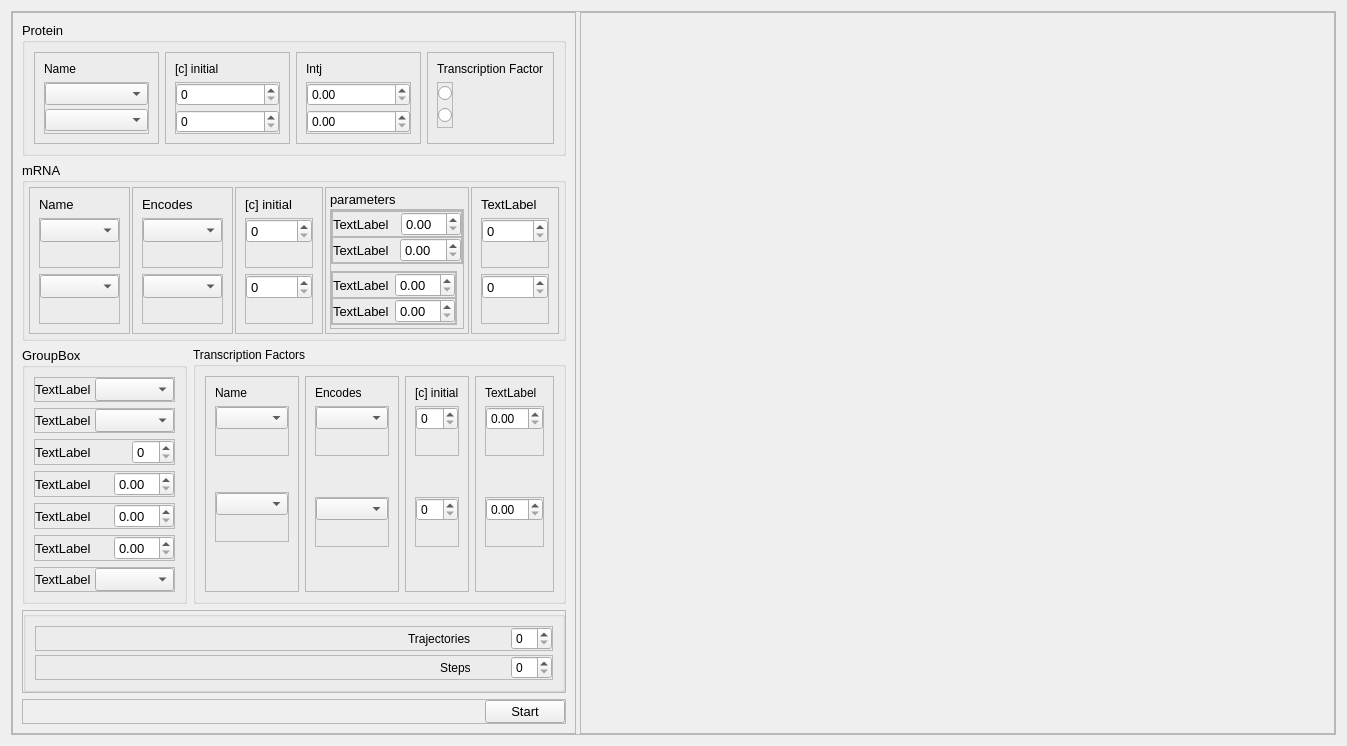
This is DefaultMode.ui in matchy-at-ethz/pls-2024-group-c as Qt 5 draws it before an edit. The edited form follows.
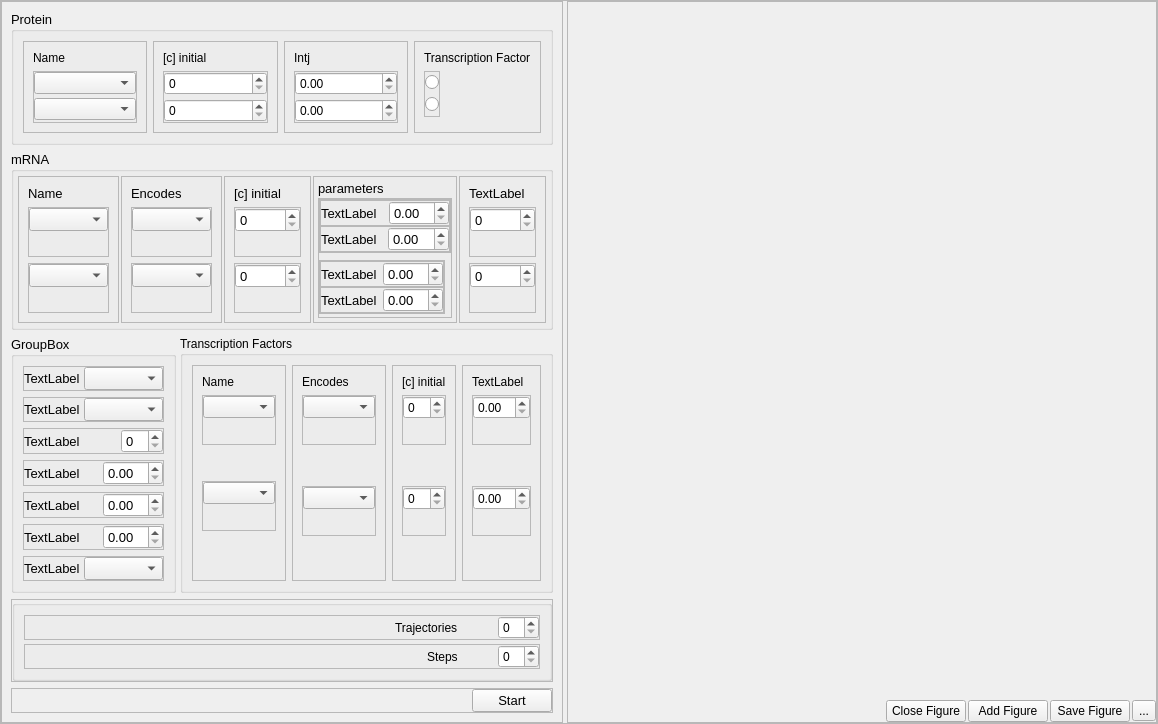
This is the edited form.

Commit message: Interface: Default thing working

What changed in the file:
```diff
--- a/DefaultMode.ui
+++ b/DefaultMode.ui
@@ -6,8 +6,8 @@
    <rect>
     <x>0</x>
     <y>0</y>
-    <width>1347</width>
-    <height>720</height>
+    <width>1158</width>
+    <height>702</height>
    </rect>
   </property>
   <property name="sizePolicy">
@@ -23,6 +23,18 @@
    <string notr="true"/>
   </property>
   <layout class="QGridLayout" name="gridLayout">
+   <property name="leftMargin">
+    <number>0</number>
+   </property>
+   <property name="topMargin">
+    <number>0</number>
+   </property>
+   <property name="rightMargin">
+    <number>0</number>
+   </property>
+   <property name="bottomMargin">
+    <number>0</number>
+   </property>
    <item row="0" column="0">
     <widget class="QFrame" name="frame">
      <property name="sizePolicy">
@@ -57,7 +69,7 @@
        <widget class="QFrame" name="frame_3">
         <property name="sizePolicy">
          <sizepolicy hsizetype="Preferred" vsizetype="Preferred">
-          <horstretch>50</horstretch>
+          <horstretch>2</horstretch>
           <verstretch>0</verstretch>
          </sizepolicy>
         </property>
@@ -1522,7 +1534,7 @@
            </property>
            <layout class="QHBoxLayout" name="horizontalLayout_14">
             <property name="spacing">
-             <number>6</number>
+             <number>4</number>
             </property>
             <property name="leftMargin">
              <number>0</number>
@@ -2914,7 +2926,7 @@
       <item>
        <widget class="QFrame" name="frame_4">
         <property name="sizePolicy">
-         <sizepolicy hsizetype="Preferred" vsizetype="Preferred">
+         <sizepolicy hsizetype="Expanding" vsizetype="Expanding">
           <horstretch>75</horstretch>
           <verstretch>0</verstretch>
          </sizepolicy>
@@ -2925,6 +2937,78 @@
         <property name="frameShadow">
          <enum>QFrame::Raised</enum>
         </property>
+        <layout class="QVBoxLayout" name="verticalLayout_25">
+         <property name="spacing">
+          <number>2</number>
+         </property>
+         <property name="leftMargin">
+          <number>0</number>
+         </property>
+         <property name="topMargin">
+          <number>0</number>
+         </property>
+         <property name="rightMargin">
+          <number>0</number>
+         </property>
+         <property name="bottomMargin">
+          <number>0</number>
+         </property>
+         <item>
+          <layout class="QHBoxLayout" name="horizontalLayout_21">
+           <item>
+            <widget class="QStackedWidget" name="stackedWidget">
+             <widget class="QWidget" name="page_5"/>
+             <widget class="QWidget" name="page_6"/>
+            </widget>
+           </item>
+          </layout>
+         </item>
+         <item>
+          <layout class="QHBoxLayout" name="horizontalLayout_20">
+           <item>
+            <spacer name="horizontalSpacer_13">
+             <property name="orientation">
+              <enum>Qt::Horizontal</enum>
+             </property>
+             <property name="sizeHint" stdset="0">
+              <size>
+               <width>40</width>
+               <height>20</height>
+              </size>
+             </property>
+            </spacer>
+           </item>
+           <item>
+            <widget class="QPushButton" name="pushButton_3">
+             <property name="text">
+              <string>Close Figure</string>
+             </property>
+            </widget>
+           </item>
+           <item>
+            <widget class="QPushButton" name="pushButton_4">
+             <property name="text">
+              <string>Add Figure</string>
+             </property>
+            </widget>
+           </item>
+           <item>
+            <widget class="QPushButton" name="pushButton_2">
+             <property name="text">
+              <string>Save Figure</string>
+             </property>
+            </widget>
+           </item>
+           <item>
+            <widget class="QToolButton" name="toolButton">
+             <property name="text">
+              <string>...</string>
+             </property>
+            </widget>
+           </item>
+          </layout>
+         </item>
+        </layout>
        </widget>
       </item>
      </layout>
```
The commit also changes 5 other files.
